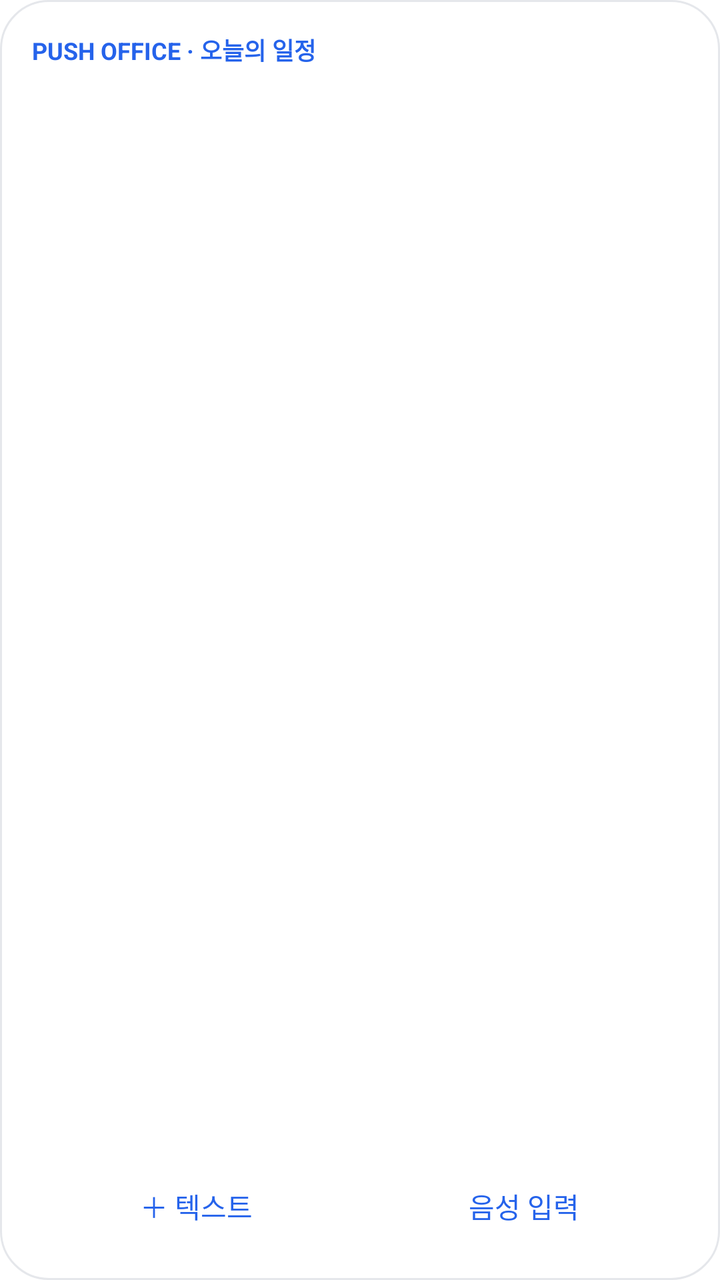
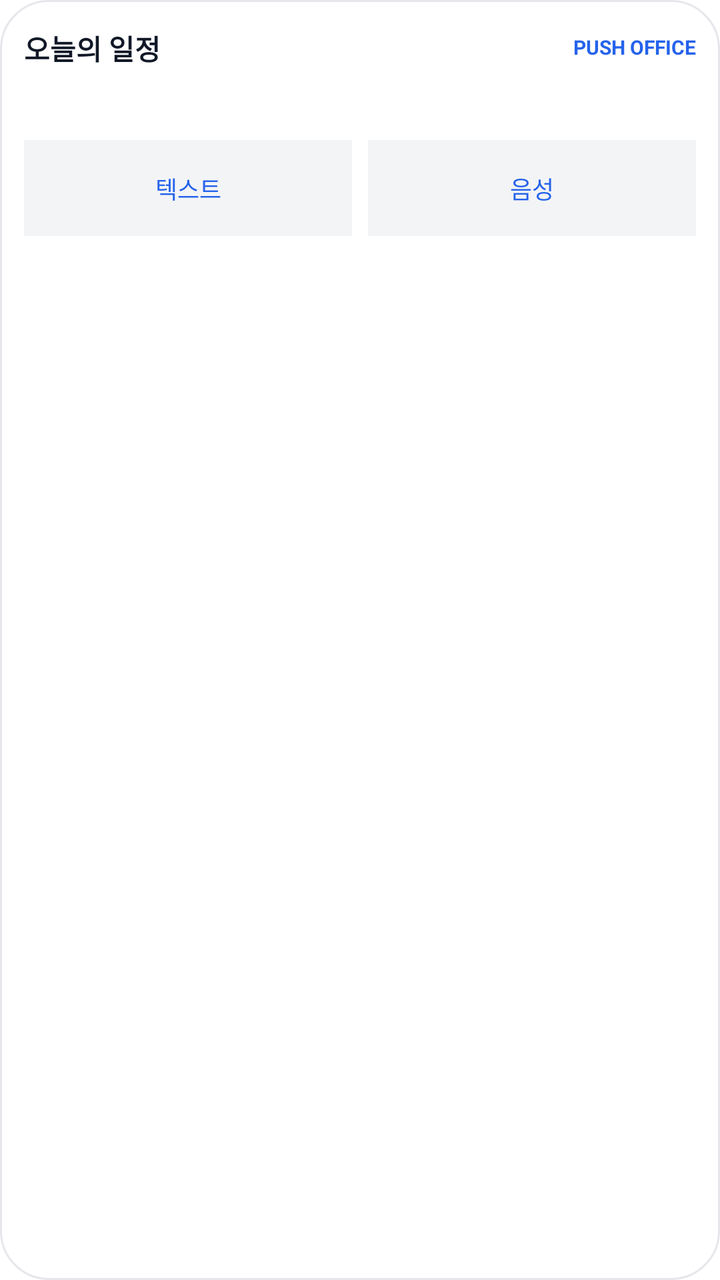

Compare the two renders of this Android layout. The source of the first and the diff that turns it into the second are given below.
<!-- AndroidManifest.xml: fallback theme Theme.MaterialComponents.DayNight.NoActionBar -->
<!-- res/layout/widget_agenda.xml -->
<LinearLayout xmlns:android="http://schemas.android.com/apk/res/android" android:layout_width="match_parent" android:layout_height="match_parent" android:orientation="vertical" android:padding="16dp" android:background="@drawable/widget_background">
<TextView android:layout_width="match_parent" android:layout_height="wrap_content" android:text="PUSH OFFICE · 오늘의 일정" android:textColor="#2563EB" android:textSize="12sp" android:textStyle="bold"/>
<TextView android:id="@+id/widget_event_1" android:layout_width="match_parent" android:layout_height="0dp" android:layout_weight="1" android:gravity="center_vertical" android:textColor="#111827" android:textSize="15sp" android:maxLines="2"/>
<TextView android:id="@+id/widget_event_2" android:layout_width="match_parent" android:layout_height="0dp" android:layout_weight="1" android:gravity="center_vertical" android:textColor="#111827" android:textSize="15sp" android:maxLines="2"/>
<TextView android:id="@+id/widget_event_3" android:layout_width="match_parent" android:layout_height="0dp" android:layout_weight="1" android:gravity="center_vertical" android:textColor="#111827" android:textSize="15sp" android:maxLines="2"/>
<LinearLayout android:layout_width="match_parent" android:layout_height="wrap_content" android:orientation="horizontal">
<TextView android:id="@+id/widget_text" android:layout_width="0dp" android:layout_weight="1" android:layout_height="42dp" android:gravity="center" android:text="＋ 텍스트" android:contentDescription="텍스트로 일정 입력" android:textColor="#2563EB" android:textSize="14sp"/>
<TextView android:id="@+id/widget_voice" android:layout_width="0dp" android:layout_weight="1" android:layout_height="42dp" android:gravity="center" android:text="음성 입력" android:contentDescription="음성 입력 선택 화면 열기" android:textColor="#2563EB" android:textSize="14sp"/>
</LinearLayout></LinearLayout>
<!-- resources referenced by this layout -->
<resources>
  <!-- drawable widget_background (drawable) -->
  <shape xmlns:android="http://schemas.android.com/apk/res/android"><solid android:color="#FFFFFF"/><corners android:radius="24dp"/><stroke android:width="1dp" android:color="#E5E7EB"/></shape>
</resources>

<!-- the commit's change to res/layout/widget_agenda.xml (unified diff, before → after) -->
@@ -1,9 +1,120 @@
-<LinearLayout xmlns:android="http://schemas.android.com/apk/res/android" android:layout_width="match_parent" android:layout_height="match_parent" android:orientation="vertical" android:padding="16dp" android:background="@drawable/widget_background">
-<TextView android:layout_width="match_parent" android:layout_height="wrap_content" android:text="PUSH OFFICE · 오늘의 일정" android:textColor="#2563EB" android:textSize="12sp" android:textStyle="bold"/>
-<TextView android:id="@+id/widget_event_1" android:layout_width="match_parent" android:layout_height="0dp" android:layout_weight="1" android:gravity="center_vertical" android:textColor="#111827" android:textSize="15sp" android:maxLines="2"/>
-<TextView android:id="@+id/widget_event_2" android:layout_width="match_parent" android:layout_height="0dp" android:layout_weight="1" android:gravity="center_vertical" android:textColor="#111827" android:textSize="15sp" android:maxLines="2"/>
-<TextView android:id="@+id/widget_event_3" android:layout_width="match_parent" android:layout_height="0dp" android:layout_weight="1" android:gravity="center_vertical" android:textColor="#111827" android:textSize="15sp" android:maxLines="2"/>
-<LinearLayout android:layout_width="match_parent" android:layout_height="wrap_content" android:orientation="horizontal">
-<TextView android:id="@+id/widget_text" android:layout_width="0dp" android:layout_weight="1" android:layout_height="42dp" android:gravity="center" android:text="＋ 텍스트" android:contentDescription="텍스트로 일정 입력" android:textColor="#2563EB" android:textSize="14sp"/>
-<TextView android:id="@+id/widget_voice" android:layout_width="0dp" android:layout_weight="1" android:layout_height="42dp" android:gravity="center" android:text="음성 입력" android:contentDescription="음성 입력 선택 화면 열기" android:textColor="#2563EB" android:textSize="14sp"/>
-</LinearLayout></LinearLayout>
+<LinearLayout xmlns:android="http://schemas.android.com/apk/res/android"
+    android:id="@+id/widget_root"
+    android:layout_width="match_parent"
+    android:layout_height="match_parent"
+    android:orientation="vertical"
+    android:padding="12dp"
+    android:background="@drawable/widget_background">
+
+    <LinearLayout
+        android:id="@+id/widget_header"
+        android:layout_width="match_parent"
+        android:layout_height="wrap_content"
+        android:minHeight="24dp"
+        android:gravity="center_vertical"
+        android:orientation="horizontal">
+        <TextView
+            android:id="@+id/widget_heading"
+            android:layout_width="0dp"
+            android:layout_height="wrap_content"
+            android:layout_weight="1"
+            android:includeFontPadding="false"
+            android:maxLines="1"
+            android:ellipsize="end"
+            android:text="오늘의 일정"
+            android:textColor="#111827"
+            android:textSize="14sp"
+            android:textStyle="bold" />
+        <TextView
+            android:id="@+id/widget_brand"
+            android:layout_width="wrap_content"
+            android:layout_height="wrap_content"
+            android:layout_marginStart="12dp"
+            android:includeFontPadding="false"
+            android:maxLines="1"
+            android:text="PUSH OFFICE"
+            android:textColor="#2563EB"
+            android:textSize="10sp"
+            android:textStyle="bold" />
+    </LinearLayout>
+
+    <TextView
+        android:id="@+id/widget_event_1"
+        android:layout_width="match_parent"
+        android:layout_height="wrap_content"
+        android:minHeight="28dp"
+        android:paddingTop="3dp"
+        android:paddingBottom="3dp"
+        android:gravity="center_vertical"
+        android:includeFontPadding="false"
+        android:maxLines="1"
+        android:ellipsize="end"
+        android:textColor="#111827"
+        android:textSize="15sp" />
+
+    <TextView
+        android:id="@+id/widget_event_2"
+        android:visibility="gone"
+        android:layout_width="match_parent"
+        android:layout_height="wrap_content"
+        android:minHeight="28dp"
+        android:paddingTop="3dp"
+        android:paddingBottom="3dp"
+        android:gravity="center_vertical"
+        android:includeFontPadding="false"
+        android:maxLines="1"
+        android:ellipsize="end"
+        android:textColor="#111827"
+        android:textSize="15sp" />
+
+    <TextView
+        android:id="@+id/widget_event_3"
+        android:visibility="gone"
+        android:layout_width="match_parent"
+        android:layout_height="wrap_content"
+        android:minHeight="28dp"
+        android:paddingTop="3dp"
+        android:paddingBottom="3dp"
+        android:gravity="center_vertical"
+        android:includeFontPadding="false"
+        android:maxLines="1"
+        android:ellipsize="end"
+        android:textColor="#111827"
+        android:textSize="15sp" />
+
+    <LinearLayout
+        android:id="@+id/widget_actions"
+        android:layout_width="match_parent"
+        android:layout_height="48dp"
+        android:layout_marginTop="6dp"
+        android:orientation="horizontal">
+        <TextView
+            android:id="@+id/widget_text"
+            android:layout_width="0dp"
+            android:layout_height="match_parent"
+            android:layout_weight="1"
+            android:layout_marginEnd="4dp"
+            android:background="@drawable/widget_action_background"
+            android:gravity="center"
+            android:includeFontPadding="false"
+            android:maxLines="1"
+            android:text="텍스트"
+            android:contentDescription="텍스트로 일정 입력"
+            android:textColor="#2563EB"
+            android:textSize="12sp" />
+        <TextView
+            android:id="@+id/widget_voice"
+            android:layout_width="0dp"
+            android:layout_height="match_parent"
+            android:layout_weight="1"
+            android:layout_marginStart="4dp"
+            android:background="@drawable/widget_action_background"
+            android:gravity="center"
+            android:includeFontPadding="false"
+            android:maxLines="1"
+            android:text="음성"
+            android:contentDescription="음성 입력 선택 화면 열기"
+            android:textColor="#2563EB"
+            android:textSize="12sp" />
+    </LinearLayout>
+</LinearLayout>
<!-- resource entries referenced after the edit -->
@@ -1,5 +1,9 @@
 <!-- resources referenced by this layout -->
 <resources>
+  <!-- drawable widget_action_background (drawable) -->
+  <shape xmlns:android="http://schemas.android.com/apk/res/android">
+      <solid android:color="#F3F4F6" />
+  </shape>
   <!-- drawable widget_background (drawable) -->
   <shape xmlns:android="http://schemas.android.com/apk/res/android"><solid android:color="#FFFFFF"/><corners android:radius="24dp"/><stroke android:width="1dp" android:color="#E5E7EB"/></shape>
 </resources>
